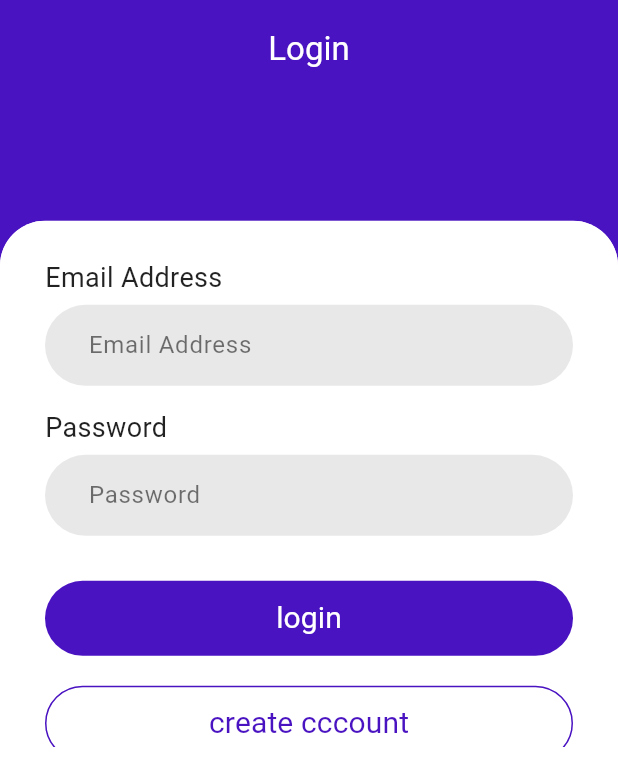
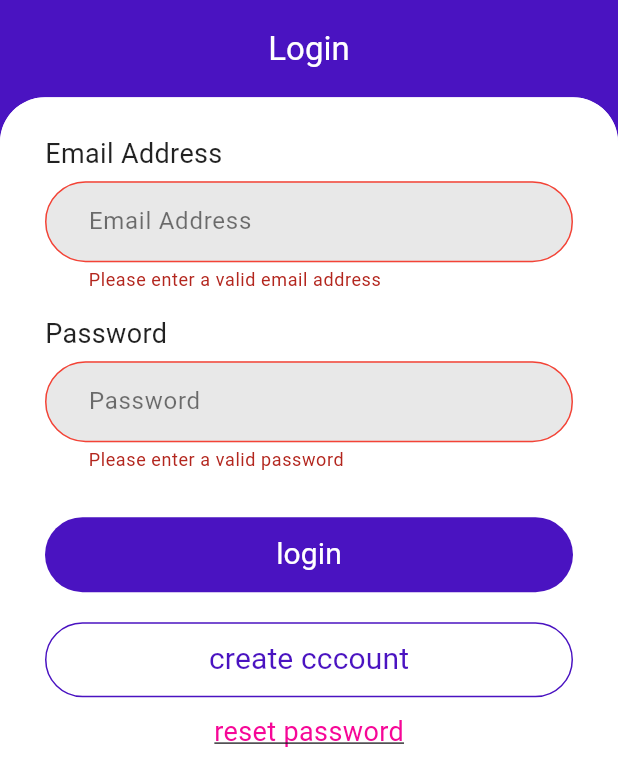
Before and after one commit to richprince23/infoctess_koneqt, a Flutter app: the screen it shows after launch, after a tap on "login", on a phone screen of 412 x 824 dp, the part 459-1236 px from its top. Run offline on Flutter 3.47's test engine with Material 2 defaults, Android fonts, the phone set to English and light mode, and no system bars; our stand-ins replace cached_network_image, cloud_firestore, firebase_auth, firebase_core, firebase_remote_config, firebase_storage and 9 more; missing offline and left inert: detectable_text_field, flutter_quill, status_alert; accounts and stored records are empty; Roboto replaces fonts that are missing (Sarabun).

Commit message:
added validators to login text fields

```diff
--- a/lib/screens/login_screen.dart
+++ b/lib/screens/login_screen.dart
@@ -85,7 +85,7 @@ class _LoginScreenState extends State<LoginScreen> {
           ),
         ),
         Positioned(
-          height: MediaQuery.of(context).size.height * 0.45,
+          height: MediaQuery.of(context).size.height * 0.55,
           // height: 200,
           // top: 100,
           bottom: 0,
@@ -109,16 +109,29 @@ class _LoginScreenState extends State<LoginScreen> {
                   crossAxisAlignment: CrossAxisAlignment.start,
                   children: [
                     InputControl(
-                      hintText: "Email Address",
-                      type: TextInputType.emailAddress,
-                      controller: _email,
-                      isPassword: false,
-                    ),
+                        hintText: "Email Address",
+                        type: TextInputType.emailAddress,
+                        controller: _email,
+                        isPassword: false,
+                        validator: (value) {
+                          if (value!.isEmpty &&
+                              !RegExp(r'\S+@\S+\.\S+', caseSensitive: false)
+                                  .hasMatch(value)) {
+                            return "Please enter a valid email address";
+                          }
+                          return null;
+                        }),
                     InputControl(
                       hintText: "Password",
                       type: TextInputType.text,
                       controller: _pass,
                       isPassword: true,
+                      validator: (value) {
+                        if (value!.isEmpty) {
+                          return "Please enter a valid password";
+                        }
+                        return null;
+                      },
                     ),
                     const SizedBox(
                       height: 20,
--- a/lib/screens/tools/utilies_screen.dart
+++ b/lib/screens/tools/utilies_screen.dart
@@ -20,6 +20,11 @@ class _UtilitiesScreenState extends State<UtilitiesScreen> {
 void initState() {
   _initializeRemoteConfig();
   super.initState();
+}
+
+@override
+void dispose() {
+  super.dispose();
 }
 
 Future<void> _initializeRemoteConfig() async {
```
